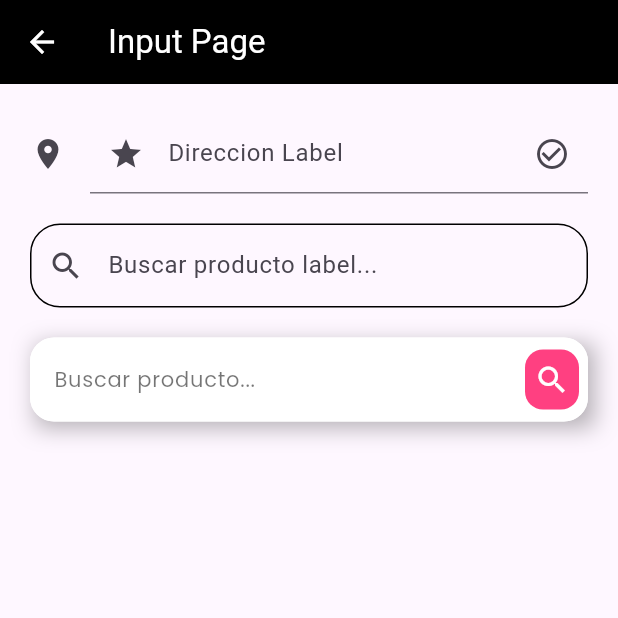
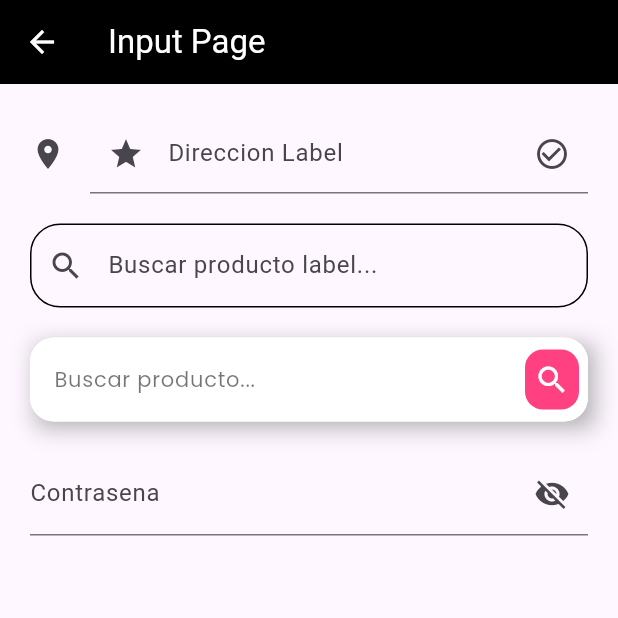
Before and after one commit to KeingCasabona/Tecsup-semana6-flutter_codigo_components, a Flutter app: the InputPage screen opened directly, on a phone screen of 412 x 824 dp, the top half of it. Run offline on Flutter 3.47's test engine with Material 3 defaults, Android fonts, the phone set to English and light mode, and no system bars; our stand-ins replace google_fonts; network calls fail.

Commit message:
feat: Add TextFields Password

```diff
--- a/lib/pages/input_page.dart
+++ b/lib/pages/input_page.dart
@@ -5,8 +5,15 @@ import 'package:flutter/rendering.dart';
 import 'package:flutter/widgets.dart';
 import 'package:google_fonts/google_fonts.dart';
 
-class InputPage extends StatelessWidget {
+class InputPage extends StatefulWidget {
   const InputPage({super.key});
+
+  @override
+  State<InputPage> createState() => _InputPageState();
+}
+
+class _InputPageState extends State<InputPage> {
+  bool isInvisible = true;
 
   @override
   Widget build(BuildContext context) {
@@ -118,6 +125,23 @@ class InputPage extends StatelessWidget {
                 ),
               ),
             ),
+            SizedBox(height: 20),
+            TextField(
+              obscureText: isInvisible,
+              //obscuringCharacter: 'X',
+              decoration: InputDecoration(
+                  label: Text('Contrasena'),
+                  suffixIcon: IconButton(
+                    icon: isInvisible
+                        ? Icon(Icons.visibility_off)
+                        : Icon(Icons.remove_red_eye),
+                    onPressed: () {
+                      setState(() {
+                        isInvisible = !isInvisible;
+                      });
+                    },
+                  )),
+            ),
           ],
         ),
       ),
```
